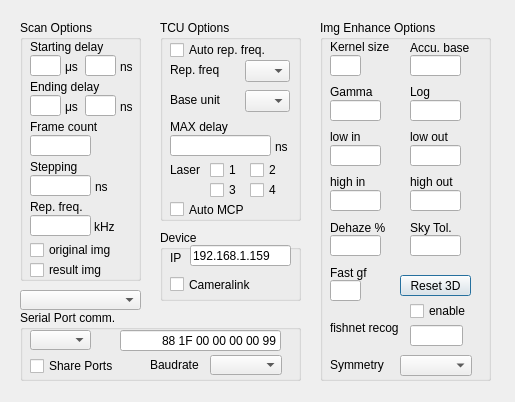
Before: the Qt Designer form src/settings.ui in yilp7/img_proc_demo, drawn with Qt 5.
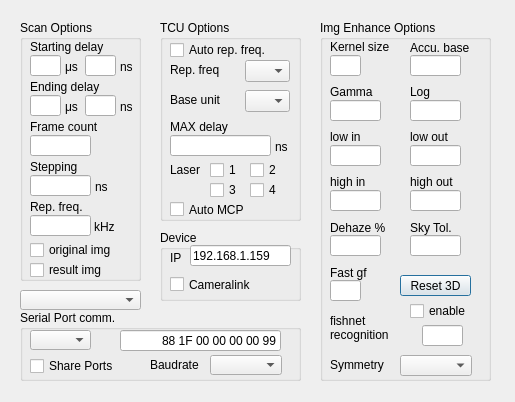
After: the same form once the commit is applied.

Patch:
```diff
--- a/src/settings.ui
+++ b/src/settings.ui
@@ -630,13 +630,13 @@
     <property name="geometry">
      <rect>
       <x>10</x>
-      <y>300</y>
-      <width>101</width>
-      <height>16</height>
+      <y>290</y>
+      <width>81</width>
+      <height>36</height>
      </rect>
     </property>
     <property name="text">
-     <string>fishnet recog</string>
+     <string>&lt;html&gt;&lt;head/&gt;&lt;body&gt;&lt;p&gt;fishnet&lt;br/&gt;recognition&lt;/p&gt;&lt;/body&gt;&lt;/html&gt;</string>
     </property>
    </widget>
    <widget class="QCheckBox" name="FISHNET_RECOG">
@@ -655,9 +655,9 @@
    <widget class="QLineEdit" name="FISHNET_THRESH_EDIT">
     <property name="geometry">
      <rect>
-      <x>90</x>
+      <x>102</x>
       <y>305</y>
-      <width>53</width>
+      <width>41</width>
       <height>21</height>
      </rect>
     </property>
```
